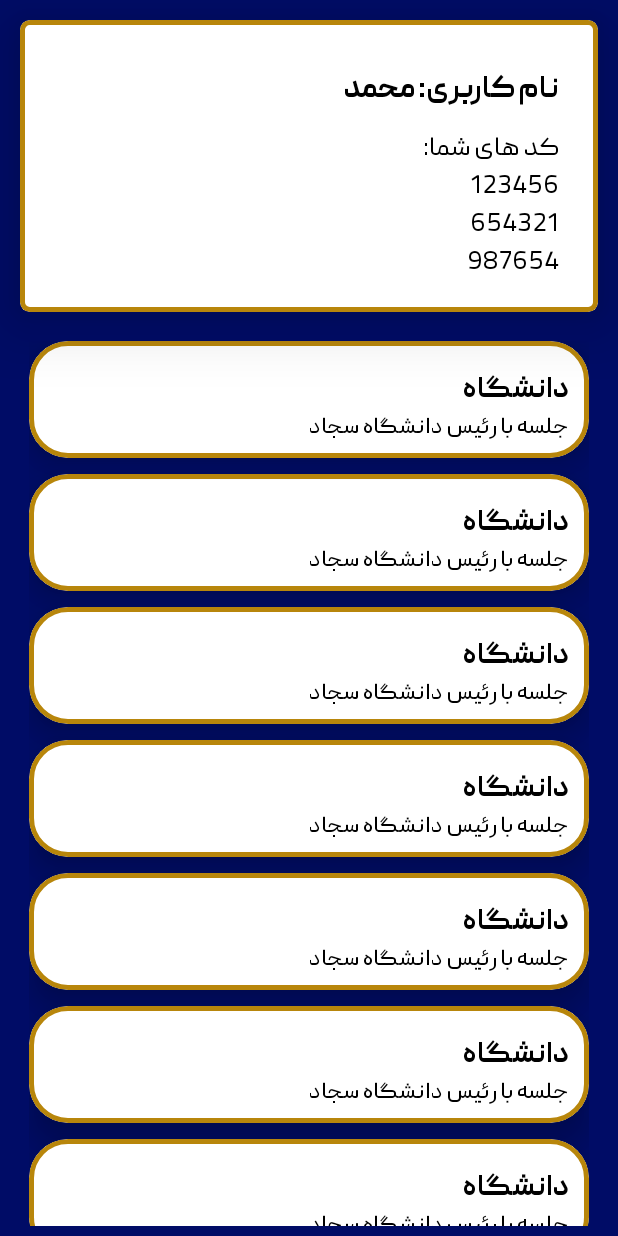
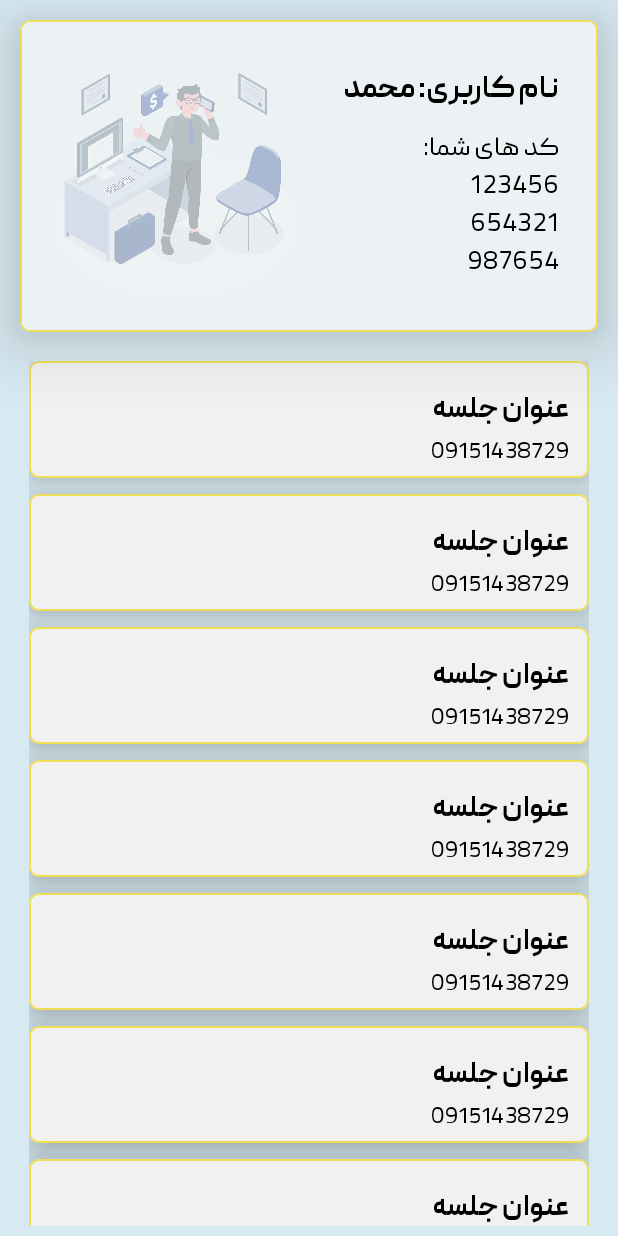
Before and after one commit to Android-sadjad/call-manager, an Android app: the MainActivity screen opened directly, with no data from a screen before it, on a phone screen of 412 x 824 dp. Run offline under Robolectric (Android 15) with nearby library versions, the phone set to English and light mode, and no system bars; our stand-ins replace sdp/ssp sizes; 1 statement that could not run was skipped.

Commit message:
add SessionActiviy to project

```diff
--- a/app/src/main/AndroidManifest.xml
+++ b/app/src/main/AndroidManifest.xml
@@ -11,7 +11,8 @@
         android:roundIcon="@mipmap/ic_launcher_round"
         android:supportsRtl="false"
         android:theme="@style/Theme.CallManager">
-        <activity android:name=".activities.LogInActivity"></activity>
+        <activity android:name=".activities.SessionActiviy"></activity>
+        <activity android:name=".activities.LogInActivity" />
         <activity
             android:name=".activities.SplashScreen"
             android:configChanges="orientation|keyboard"
--- a/app/src/main/java/com/test/callmanager/activities/MainActivity.java
+++ b/app/src/main/java/com/test/callmanager/activities/MainActivity.java
@@ -1,14 +1,16 @@
 package com.test.callmanager.activities;
 
 import android.os.Bundle;
+import android.view.MotionEvent;
 import android.widget.TextView;
 
+import androidx.annotation.NonNull;
 import androidx.appcompat.app.AppCompatActivity;
 import androidx.recyclerview.widget.LinearLayoutManager;
 import androidx.recyclerview.widget.RecyclerView;
 
 import com.test.callmanager.R;
-import com.test.callmanager.classes.MyAdaptor;
+import com.test.callmanager.classes.MainAdapter;
 import com.test.callmanager.classes.MySharedPreferences;
 import com.test.callmanager.models.LoginInfo;
 import com.test.callmanager.models.SessionInfo;
@@ -21,7 +23,7 @@ public class MainActivity extends AppCompatActivity {
     TextView tvCodes;
 
     RecyclerView rvSession;
-    MyAdaptor myAdaptor;
+    MainAdapter myAdaptor;
 
     LoginInfo loginInfo;
 
@@ -35,6 +37,8 @@ public class MainActivity extends AppCompatActivity {
         findViews();
         init();
         setUpList();
+
+
 
 
     }
@@ -54,38 +58,43 @@ public class MainActivity extends AppCompatActivity {
 
 
 
+
+
     }
 
     private void setUpList() {
 
         ArrayList<SessionInfo> sessionList = new ArrayList<>();
         {
-            sessionList.add(new SessionInfo("دانشگاه","جلسه با رئیس دانشگاه سجاد"));
-            sessionList.add(new SessionInfo("دانشگاه","جلسه با رئیس دانشگاه سجاد"));
-            sessionList.add(new SessionInfo("دانشگاه","جلسه با رئیس دانشگاه سجاد"));
-            sessionList.add(new SessionInfo("دانشگاه","جلسه با رئیس دانشگاه سجاد"));
-            sessionList.add(new SessionInfo("دانشگاه","جلسه با رئیس دانشگاه سجاد"));
-            sessionList.add(new SessionInfo("دانشگاه","جلسه با رئیس دانشگاه سجاد"));
-            sessionList.add(new SessionInfo("دانشگاه","جلسه با رئیس دانشگاه سجاد"));
-            sessionList.add(new SessionInfo("دانشگاه","جلسه با رئیس دانشگاه سجاد"));
-            sessionList.add(new SessionInfo("دانشگاه","جلسه با رئیس دانشگاه سجاد"));
-            sessionList.add(new SessionInfo("دانشگاه","جلسه با رئیس دانشگاه سجاد"));
-            sessionList.add(new SessionInfo("دانشگاه","جلسه با رئیس دانشگاه سجاد"));
-            sessionList.add(new SessionInfo("دانشگاه","جلسه با رئیس دانشگاه سجاد"));
-            sessionList.add(new SessionInfo("دانشگاه","جلسه با رئیس دانشگاه سجاد"));
-            sessionList.add(new SessionInfo("دانشگاه","جلسه با رئیس دانشگاه سجاد"));
-            sessionList.add(new SessionInfo("دانشگاه","جلسه با رئیس دانشگاه سجاد"));
-            sessionList.add(new SessionInfo("دانشگاه","جلسه با رئیس دانشگاه سجاد"));
-            sessionList.add(new SessionInfo("دانشگاه","جلسه با رئیس دانشگاه سجاد"));
-            sessionList.add(new SessionInfo("دانشگاه","جلسه با رئیس دانشگاه سجاد"));
-            sessionList.add(new SessionInfo("دانشگاه","جلسه با رئیس دانشگاه سجاد"));
-            sessionList.add(new SessionInfo("دانشگاه","جلسه با رئیس دانشگاه سجاد"));
-            sessionList.add(new SessionInfo("دانشگاه","جلسه با رئیس دانشگاه سجاد"));
-            sessionList.add(new SessionInfo("دانشگاه","جلسه با رئیس دانشگاه سجاد"));
+            sessionList.add(new SessionInfo("عنوان جلسه","09151438729"));
+            sessionList.add(new SessionInfo("عنوان جلسه","09151438729"));
+            sessionList.add(new SessionInfo("عنوان جلسه","09151438729"));
+            sessionList.add(new SessionInfo("عنوان جلسه","09151438729"));
+            sessionList.add(new SessionInfo("عنوان جلسه","09151438729"));
+            sessionList.add(new SessionInfo("عنوان جلسه","09151438729"));
+            sessionList.add(new SessionInfo("عنوان جلسه","09151438729"));
+            sessionList.add(new SessionInfo("عنوان جلسه","09151438729"));
+            sessionList.add(new SessionInfo("عنوان جلسه","09151438729"));
+            sessionList.add(new SessionInfo("عنوان جلسه","09151438729"));
+            sessionList.add(new SessionInfo("عنوان جلسه","09151438729"));
+            sessionList.add(new SessionInfo("عنوان جلسه","09151438729"));
+            sessionList.add(new SessionInfo("عنوان جلسه","09151438729"));
+            sessionList.add(new SessionInfo("عنوان جلسه","09151438729"));
+            sessionList.add(new SessionInfo("عنوان جلسه","09151438729"));
+            sessionList.add(new SessionInfo("عنوان جلسه","09151438729"));
+            sessionList.add(new SessionInfo("عنوان جلسه","09151438729"));
+            sessionList.add(new SessionInfo("عنوان جلسه","09151438729"));
+            sessionList.add(new SessionInfo("عنوان جلسه","09151438729"));
+            sessionList.add(new SessionInfo("عنوان جلسه","09151438729"));
+            sessionList.add(new SessionInfo("عنوان جلسه","09151438729"));
+            sessionList.add(new SessionInfo("عنوان جلسه","09151438729"));
+            sessionList.add(new SessionInfo("عنوان جلسه","09151438729"));
+
+
 
         }
 
-        myAdaptor=new MyAdaptor(MainActivity.this,sessionList);
+        myAdaptor=new MainAdapter(MainActivity.this,sessionList);
         rvSession.setLayoutManager(new LinearLayoutManager(MainActivity.this));
 
         rvSession.setAdapter(myAdaptor);
--- /dev/null
+++ b/app/src/main/java/com/test/callmanager/classes/MainAdapter.java
@@ -0,0 +1,80 @@
+package com.test.callmanager.classes;
+
+import android.app.Activity;
+import android.content.Context;
+import android.content.Intent;
+import android.view.LayoutInflater;
+import android.view.View;
+import android.view.ViewGroup;
+import android.widget.TextView;
+
+import androidx.annotation.NonNull;
+import androidx.recyclerview.widget.RecyclerView;
+
+import com.test.callmanager.R;
+import com.test.callmanager.activities.SessionActiviy;
+import com.test.callmanager.models.SessionInfo;
+
+import java.util.ArrayList;
+
+public class MainAdapter extends RecyclerView.Adapter<MainAdapter.ViewHolder> {
+
+    Activity activity;
+    ArrayList<SessionInfo> sessionList;
+    View rootView;
+
+    public MainAdapter(Activity activity, ArrayList<SessionInfo> sessionList) {
+        this.sessionList = sessionList;
+        this.activity = activity;
+    }
+
+    @NonNull
+    @Override
+    public ViewHolder onCreateViewHolder(@NonNull ViewGroup parent, int viewType) {
+
+        LayoutInflater layoutInflater = LayoutInflater.from(activity);
+        rootView = layoutInflater.inflate(R.layout.rv_item_main, parent, false);
+
+        return new ViewHolder(rootView);
+
+    }
+
+    @Override
+    public void onBindViewHolder(@NonNull ViewHolder holder, int position) {
+
+        holder.tvTitle.setText(sessionList.get(position).getTitle());
+        holder.tvPhoneNumber.setText(sessionList.get(position).getPhoneNumber());
+
+        rootView.setOnClickListener(new View.OnClickListener() {
+            @Override
+            public void onClick(View v) {
+
+                activity.startActivity(new Intent(activity, SessionActiviy.class));
+
+            }
+        });
+
+    }
+
+    @Override
+    public int getItemCount() {
+        return sessionList.size();
+    }
+
+    public class ViewHolder extends RecyclerView.ViewHolder {
+
+
+       TextView tvTitle;
+       TextView tvPhoneNumber;
+
+
+        public ViewHolder(View itemView) {
+            super(itemView);
+
+            tvTitle =itemView.findViewById(R.id.tv_title);
+            tvPhoneNumber =itemView.findViewById(R.id.tv_phone_number);
+
+
+        }
+    }
+}
--- a/app/src/main/java/com/test/callmanager/classes/MyAdaptor.java
+++ b/app/src/main/java/com/test/callmanager/classes/SessionAdapter.java
@@ -14,12 +14,12 @@ import com.test.callmanager.models.SessionInfo;
 
 import java.util.ArrayList;
 
-public class MyAdaptor extends RecyclerView.Adapter<MyAdaptor.ViewHolder> {
+public class SessionAdapter extends RecyclerView.Adapter<SessionAdapter.ViewHolder> {
 
     Context context;
     ArrayList<SessionInfo> sessionList;
 
-    public MyAdaptor(Context context, ArrayList<SessionInfo> sessionList) {
+    public SessionAdapter(Context context, ArrayList<SessionInfo> sessionList) {
         this.sessionList = sessionList;
         this.context = context;
     }
@@ -29,7 +29,7 @@ public class MyAdaptor extends RecyclerView.Adapter<MyAdaptor.ViewHolder> {
     public ViewHolder onCreateViewHolder(@NonNull ViewGroup parent, int viewType) {
 
         LayoutInflater layoutInflater = LayoutInflater.from(context);
-        View View = layoutInflater.inflate(R.layout.rv_item, parent, false);
+        View View = layoutInflater.inflate(R.layout.rv_item_session, parent, false);
 
         return new ViewHolder(View);
 
@@ -38,28 +38,28 @@ public class MyAdaptor extends RecyclerView.Adapter<MyAdaptor.ViewHolder> {
     @Override
     public void onBindViewHolder(@NonNull ViewHolder holder, int position) {
 
-        holder.tvName.setText(sessionList.get(position).getName());
-        holder.tvDescription.setText(sessionList.get(position).getDescription());
+//        holder.tvTitle.setText(sessionList.get(position).getTitle());
+//        holder.tvPhoneNumber.setText(sessionList.get(position).getPhoneNumber());
 
     }
 
     @Override
     public int getItemCount() {
-        return sessionList.size();
+        return 20;
     }
 
     public class ViewHolder extends RecyclerView.ViewHolder {
 
 
-       TextView tvName;
-       TextView tvDescription;
+       TextView tvTitle;
+       TextView tvPhoneNumber;
 
 
         public ViewHolder(View itemView) {
             super(itemView);
 
-            tvName=itemView.findViewById(R.id.tv_name);
-            tvDescription=itemView.findViewById(R.id.tv_description);
+            tvTitle =itemView.findViewById(R.id.tv_title);
+            tvPhoneNumber =itemView.findViewById(R.id.tv_phone_number);
 
 
         }
--- a/app/src/main/java/com/test/callmanager/models/SessionInfo.java
+++ b/app/src/main/java/com/test/callmanager/models/SessionInfo.java
@@ -2,15 +2,72 @@ package com.test.callmanager.models;
 
 public class SessionInfo {
 
-    String name;
+    String title;
+    String phoneNumber;
+
+    String city;
+    String area;
+    String supportName;
+    String agentName;
+    String situation;
+    String priority;
+    String date;
     String description;
 
-    public String getName() {
-        return name;
+    public String getCity() {
+        return city;
     }
 
-    public void setName(String name) {
-        this.name = name;
+    public void setCity(String city) {
+        this.city = city;
+    }
+
+    public String getArea() {
+        return area;
+    }
+
+    public void setArea(String area) {
+        this.area = area;
+    }
+
+    public String getSupportName() {
+        return supportName;
+    }
+
+    public void setSupportName(String supportName) {
+        this.supportName = supportName;
+    }
+
+    public String getAgentName() {
+        return agentName;
+    }
+
+    public void setAgentName(String agentName) {
+        this.agentName = agentName;
+    }
+
+    public String getSituation() {
+        return situation;
+    }
+
+    public void setSituation(String situation) {
+        this.situation = situation;
+    }
+
+    public String getPriority() {
+        return priority;
+    }
+
+    public void setPriority(String priority) {
+        this.priority = priority;
+    }
+
+    public String getDate() {
+        return date;
+    }
+
+    public void setDate(String date) {
+        this.date = date;
     }
 
     public String getDescription() {
@@ -21,8 +78,36 @@ public class SessionInfo {
         this.description = description;
     }
 
+    public long getPrice() {
+        return price;
+    }
+
+    public void setPrice(long price) {
+        this.price = price;
+    }
+
+    long price;
+
+
+
+    public String getTitle() {
+        return title;
+    }
+
+    public void setTitle(String title) {
+        this.title = title;
+    }
+
+    public String getPhoneNumber() {
+        return phoneNumber;
+    }
+
+    public void setPhoneNumber(String phoneNumber) {
+        this.phoneNumber = phoneNumber;
+    }
+
     public SessionInfo(String name, String description) {
-        this.name = name;
-        this.description = description;
+        this.title = name;
+        this.phoneNumber = description;
     }
 }
--- a/app/src/main/res/drawable-v24/circle_shape.xml
+++ b/app/src/main/res/drawable-v24/circle_shape.xml
@@ -12,8 +12,8 @@
             <corners android:radius="@dimen/spade_middle" />
             <size android:width="250dp"
                 android:height="50dp"/>
-            <stroke android:width="3dp"
-                android:color="@color/gold_900"/>
+            <stroke android:width="1dp"
+                android:color="@color/gold_300"/>
 
 
         </shape>
--- a/app/src/main/res/drawable/bg_white_gold.xml
+++ b/app/src/main/res/drawable/bg_white_gold.xml
@@ -2,7 +2,7 @@
 <shape xmlns:android="http://schemas.android.com/apk/res/android"
     android:shape="rectangle"
     >
-    <solid android:color="@color/white"/>
+    <solid android:color="@color/white_90"/>
     <stroke android:width="3dp"
         android:color="@color/gold_900"/>
 
--- a/app/src/main/res/layout/activity_main.xml
+++ b/app/src/main/res/layout/activity_main.xml
@@ -4,7 +4,7 @@
     xmlns:tools="http://schemas.android.com/tools"
     android:layout_width="match_parent"
     android:layout_height="match_parent"
-    android:background="@color/navy_blue_900"
+    android:background="@color/white_90"
     tools:context=".activities.MainActivity">
 
     <com.google.android.material.card.MaterialCardView
@@ -13,12 +13,12 @@
         android:layout_width="match_parent"
         android:layout_height="wrap_content"
         android:layout_margin="@dimen/_10sdp"
-        android:backgroundTint="@color/white"
+        android:backgroundTint="@color/white_80"
         app:cardCornerRadius="@dimen/_5sdp"
         app:cardElevation="@dimen/_20sdp"
         app:layout_constraintTop_toTopOf="parent"
-        app:strokeColor="@color/gold_900"
-        app:strokeWidth="3dp">
+        app:strokeColor="@color/gold_300"
+        app:strokeWidth="1dp">
 
         <androidx.constraintlayout.widget.ConstraintLayout
 
@@ -52,6 +52,15 @@
                 android:textColor="@color/black"
                 android:textSize="@dimen/_14sdp"/>
 
+            <ImageView
+                android:layout_width="@dimen/_130sdp"
+                android:layout_height="@dimen/_130sdp"
+                android:src="@drawable/bg_businessman"
+                android:alpha="0.3"
+                app:layout_constraintTop_toTopOf="parent"
+                app:layout_constraintBottom_toBottomOf="parent"
+                app:layout_constraintLeft_toLeftOf="parent"/>
+
         </androidx.constraintlayout.widget.ConstraintLayout>
 
 
--- a/app/src/main/res/layout/activity_splash_screen.xml
+++ b/app/src/main/res/layout/activity_splash_screen.xml
@@ -25,8 +25,8 @@
         android:layout_height="wrap_content"
         android:layout_gravity="center"
         android:gravity="center"
-        android:text="@string/app_name"
-        android:textColor="@color/white"
+        android:text="@string/sedgh"
+        android:textColor="@color/white_90"
         android:fontFamily="@font/peyda_regular"
         android:textSize="@dimen/text_size_Xlarge" />
 
@@ -38,7 +38,7 @@
         android:layout_marginTop="5dp"
         android:gravity="center"
         android:text="@string/ANODYNE"
-        android:textColor="@color/white"
+        android:textColor="@color/white_90"
         android:textSize="@dimen/text_size_small" />
 
 
--- a/app/src/main/res/layout/rv_item.xml
+++ b/app/src/main/res/layout/rv_item_main.xml
@@ -6,18 +6,18 @@
     android:layout_width="match_parent"
     android:layout_height="@dimen/_60sdp"
     android:layout_marginBottom="@dimen/_8sdp"
-    android:backgroundTint="@color/white"
-    app:cardCornerRadius="@dimen/_20sdp"
-    app:strokeColor="@color/gold_900"
+    android:backgroundTint="@color/white_100"
+    app:cardCornerRadius="@dimen/_5sdp"
+    app:strokeColor="@color/gold_300"
     app:cardElevation="@dimen/_10sdp"
-    app:strokeWidth="3dp">
+    app:strokeWidth="1dp">
 
     <androidx.constraintlayout.widget.ConstraintLayout
         android:layout_width="match_parent"
         android:layout_height="wrap_content">
 
         <TextView
-            android:id="@+id/tv_name"
+            android:id="@+id/tv_title"
             android:layout_width="wrap_content"
             android:layout_height="wrap_content"
             android:layout_margin="@dimen/_10sdp"
@@ -32,18 +32,18 @@
             />
 
         <TextView
-            android:id="@+id/tv_description"
+            android:id="@+id/tv_phone_number"
             android:layout_width="wrap_content"
             android:layout_height="wrap_content"
-            android:layout_marginBottom="@dimen/_10sdp"
-            android:elevation="@dimen/_20sdp"
+            android:layout_marginBottom="@dimen/_5sdp"
+            android:elevation="@dimen/_18sdp"
             android:fontFamily="@font/peyda_regular"
             android:text="توضیحات کوتاه"
             android:textColor="@color/black"
             android:textSize="@dimen/_12sdp"
             app:layout_constraintBottom_toBottomOf="parent"
-            app:layout_constraintRight_toRightOf="@id/tv_name"
-            app:layout_constraintTop_toBottomOf="@id/tv_name"
+            app:layout_constraintRight_toRightOf="@id/tv_title"
+            app:layout_constraintTop_toBottomOf="@id/tv_title"
 
             >
 
--- a/app/src/main/res/values-night/themes.xml
+++ b/app/src/main/res/values-night/themes.xml
@@ -5,7 +5,7 @@
 
         <item name="colorPrimary">@color/navy_blue_900</item>
         <item name="colorPrimaryVariant">@color/navy_blue_900</item>
-        <item name="colorOnPrimary">@color/white</item>
+        <item name="colorOnPrimary">@color/white_90</item>
         <!-- Secondary brand color. -->
         <item name="colorSecondary">@color/teal_200</item>
         <item name="colorSecondaryVariant">@color/teal_700</item>
--- a/app/src/main/res/values/colors.xml
+++ b/app/src/main/res/values/colors.xml
@@ -7,7 +7,9 @@
     <color name="teal_700">#FF018786</color>
 
     <color name="black">#FF000000</color>
-    <color name="white">#FFFFFFFF</color>
+    <color name="white_80">#ECF2F4</color>
+    <color name="white_90">#D7E9F1</color>
+    <color name="white_100">#F1F1F1</color>
 
 
     <color name="navy_blue_200">#6666FF</color>
@@ -17,7 +19,7 @@
     <color name="navy_blue_900">#000C66</color>
 
 
-    <color name="gold_300">#ffd700</color>
+    <color name="gold_300">#F0DD56</color>
     <color name="gold_600">#daa520</color>
     <color name="gold_900">#b8860b</color>
 
--- a/app/src/main/res/values/strings.xml
+++ b/app/src/main/res/values/strings.xml
@@ -1,5 +1,6 @@
 <resources>
-    <string name="app_name">S E D G H</string>
+    <string name="app_name">صدق</string>
+    <string name="sedgh">S E D G H</string>
     <string name="ANODYNE">POWERED BY ANODYNE</string>
     <string name="partner">P A R T N E R</string>
     <string name="username">نام کاربری</string>
--- a/app/src/main/res/values/themes.xml
+++ b/app/src/main/res/values/themes.xml
@@ -5,7 +5,7 @@
 
         <item name="colorPrimary">@color/navy_blue_900</item>
         <item name="colorPrimaryVariant">@color/navy_blue_900</item>
-        <item name="colorOnPrimary">@color/white</item>
+        <item name="colorOnPrimary">@color/white_90</item>
 
         <!-- Secondary brand color. -->
         <item name="colorSecondary">@color/teal_200</item>
```
Also changed, not shown: app/src/main/java/com/test/callmanager/activities/SessionActiviy.java (added, +63 -0 lines), app/src/main/res/layout/activity_login.xml (+20 -19 lines), app/src/main/res/layout/activity_session_activiy.xml (added, +139 -0 lines), app/src/main/res/layout/rv_item_session.xml (added, +110 -0 lines), app/src/main/res/values/styles.xml (+10 -0 lines), app/src/main/res/drawable-v24/bg_businessman.png (added).
